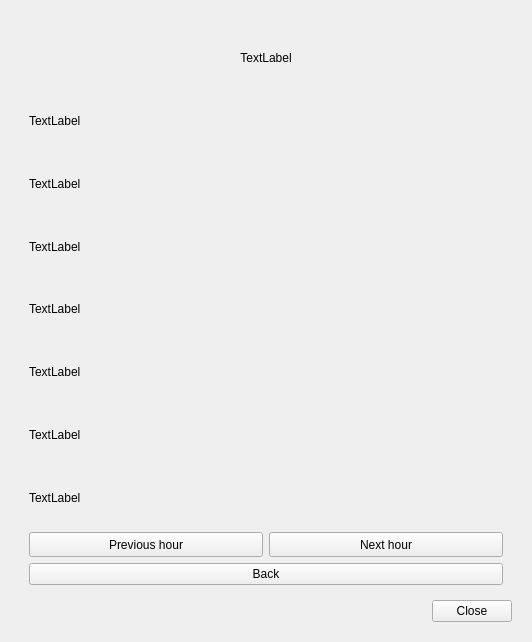
The window that weatherdialog.ui (Tauski/IdealPDA_Windows) describes before a commit, drawn with Qt 5.
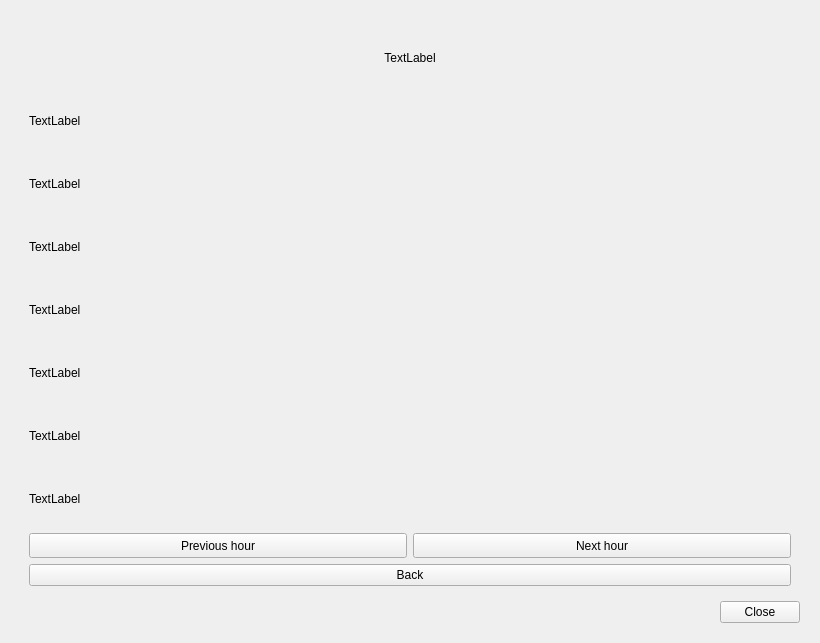
The same window after the commit. The open tabs and pages were chosen to show the change.

What changed in the file:
```diff
--- a/weatherdialog.ui
+++ b/weatherdialog.ui
@@ -6,18 +6,36 @@
    <rect>
     <x>0</x>
     <y>0</y>
-    <width>532</width>
-    <height>642</height>
+    <width>820</width>
+    <height>643</height>
    </rect>
   </property>
+  <property name="minimumSize">
+   <size>
+    <width>640</width>
+    <height>480</height>
+   </size>
+  </property>
+  <property name="maximumSize">
+   <size>
+    <width>1920</width>
+    <height>1080</height>
+   </size>
+  </property>
   <property name="windowTitle">
    <string>Dialog</string>
   </property>
   <layout class="QVBoxLayout" name="verticalLayout">
    <item>
-    <widget class="QWidget" name="verticalWidget" native="true">
-     <layout class="QVBoxLayout" name="verticalLayout_2">
-      <item>
+    <widget class="QWidget" name="wd_wdgt_background" native="true">
+     <property name="maximumSize">
+      <size>
+       <width>16777215</width>
+       <height>16777215</height>
+      </size>
+     </property>
+     <layout class="QGridLayout" name="gridLayout">
+      <item row="0" column="0">
        <widget class="QStackedWidget" name="stackedwidget_wd">
         <property name="currentIndex">
          <number>0</number>
@@ -228,7 +246,7 @@
         </widget>
        </widget>
       </item>
-      <item>
+      <item row="1" column="0">
        <widget class="QDialogButtonBox" name="buttonBox">
         <property name="standardButtons">
          <set>QDialogButtonBox::Close</set>
```
Left out of the diff: 2 changed lines with no effect on the pictures.
